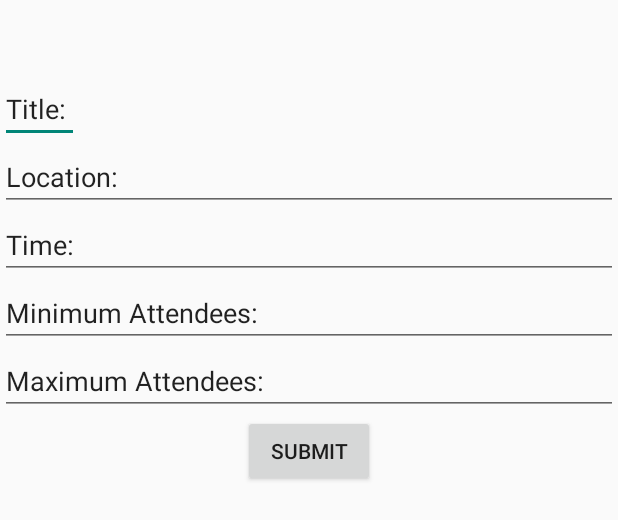
After one commit to knigam/Mayfly, an Android app: the layout activity_new_event.xml on its own in the app's theme, with its tools: preview values and no code run, on a phone screen of 412 x 824 dp. The commit adds this screen. Shown: the top 520 px of the screen. Run offline under Robolectric (Android 15) with nearby library versions, the phone set to English and light mode, and no system bars.

```diff
--- a/Mayfly/src/main/java/com/keonasoft/mayfly/activity/AppActivity.java
+++ b/Mayfly/src/main/java/com/keonasoft/mayfly/activity/AppActivity.java
@@ -58,10 +58,8 @@ public class AppActivity extends Activity
     String regid;
     GoogleCloudMessaging gcm;
     private static final String TAG = "AppActivity";
-    public static final String EXTRA_MESSAGE = "message";
     public static final String PROPERTY_REG_ID = "registration_id";
     private static final String PROPERTY_APP_VERSION = "appVersion";
-    private static final String PROPERTY_USER_ID = "registered_user_id";
     private static final String USER_EMAIL = "user_email";
     String SENDER_ID = "230395939091";
     TextView mDisplay;
--- /dev/null
+++ b/Mayfly/src/main/res/layout/activity_new_event.xml
@@ -0,0 +1,53 @@
+<?xml version="1.0" encoding="utf-8"?>
+
+<LinearLayout xmlns:android="http://schemas.android.com/apk/res/android"
+    android:orientation="vertical" android:layout_width="match_parent"
+    android:layout_height="match_parent">
+
+    <Space
+        android:layout_width="match_parent"
+        android:layout_height="50dp"
+        android:id="@+id/space" />
+
+    <EditText
+        android:layout_width="wrap_content"
+        android:layout_height="wrap_content"
+        android:id="@+id/newEventTitleEditText"
+        android:text="Title: " />
+
+    <EditText
+        android:layout_width="match_parent"
+        android:layout_height="wrap_content"
+        android:id="@+id/newEventLocationEditText"
+        android:text="Location: " />
+
+    <EditText
+        android:layout_width="match_parent"
+        android:layout_height="wrap_content"
+        android:inputType="time"
+        android:ems="10"
+        android:id="@+id/newEventTimeEditText"
+        android:layout_gravity="center_horizontal"
+        android:text="Time: " />
+
+    <EditText
+        android:layout_width="match_parent"
+        android:layout_height="wrap_content"
+        android:id="@+id/newEventMinEditText"
+        android:layout_gravity="center_horizontal"
+        android:text="Minimum Attendees: " />
+
+    <EditText
+        android:layout_width="match_parent"
+        android:layout_height="wrap_content"
+        android:id="@+id/newEventMaxEditText"
+        android:layout_gravity="center_horizontal"
+        android:text="Maximum Attendees: " />
+
+    <Button
+        android:layout_width="wrap_content"
+        android:layout_height="wrap_content"
+        android:text="Submit"
+        android:id="@+id/newEventSubmitButton"
+        android:layout_gravity="center_horizontal" />
+</LinearLayout>
```
Also changed, not shown: Mayfly/src/main/java/com/keonasoft/mayfly/activity/EventActivity.java (+23 -0 lines), Mayfly/src/main/java/com/keonasoft/mayfly/activity/NewEventActivity.java (added, +37 -0 lines), Mayfly/src/main/res/layout/activity_event.xml (+8 -47 lines), 35 other files.
